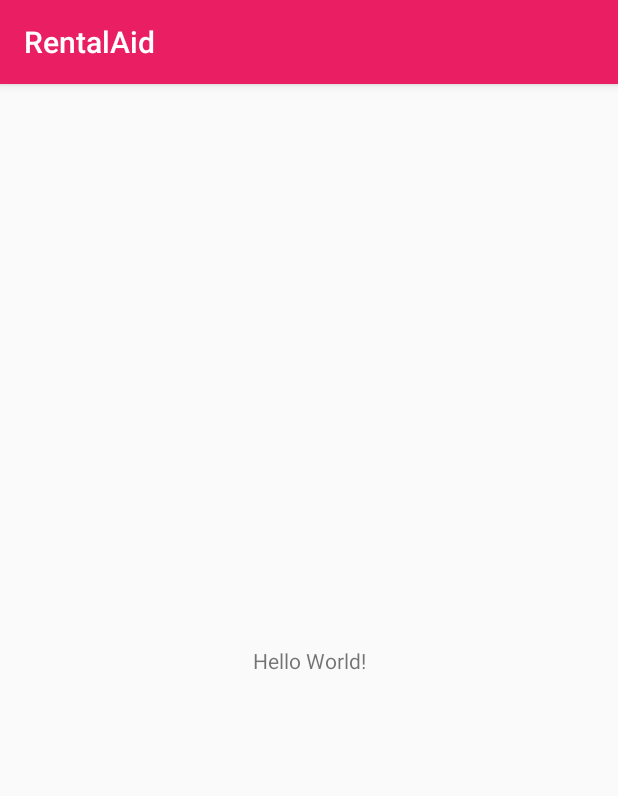
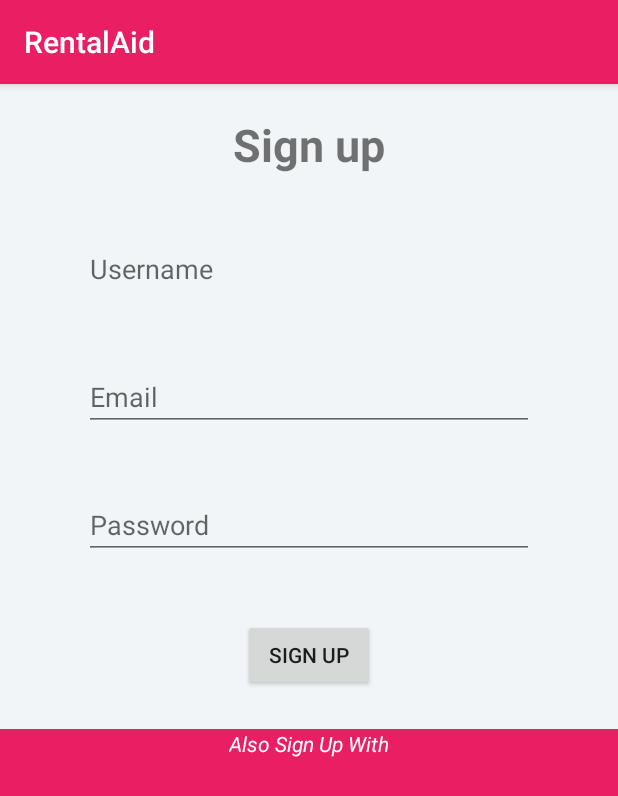
Before and after one commit to nsuspring2019cse299sec8/Group5, an Android app: the screen it shows after launch (sign_up_acitivity), on a phone screen of 412 x 824 dp. Shown: the top 796 px of the screen. Run offline under Robolectric (Android 15) with nearby library versions, the phone set to English and light mode, and no system bars.

Commit message:
sign up ui design with xml

```diff
--- a/RentalAid/app/src/main/res/layout/activity_sign_up_acitivity.xml
+++ b/RentalAid/app/src/main/res/layout/activity_sign_up_acitivity.xml
@@ -1,18 +1,73 @@
 <?xml version="1.0" encoding="utf-8"?>
-<android.support.constraint.ConstraintLayout xmlns:android="http://schemas.android.com/apk/res/android"
+<LinearLayout xmlns:android="http://schemas.android.com/apk/res/android"
     xmlns:app="http://schemas.android.com/apk/res-auto"
     xmlns:tools="http://schemas.android.com/tools"
     android:layout_width="match_parent"
     android:layout_height="match_parent"
-    tools:context=".sign_up_acitivity">
+    tools:context=".sign_up_acitivity"
+    android:orientation="vertical"
+    android:background="@color/azure">
 
+
+
+    <LinearLayout
+        android:orientation="vertical"
+        android:layout_width="match_parent"
+        android:layout_height="match_parent">
     <TextView
+        android:layout_marginTop="20dp"
         android:layout_width="wrap_content"
         android:layout_height="wrap_content"
-        android:text="Hello World!"
+        android:text="Sign up"
+        android:textSize="30sp"
+        android:textStyle="bold"
+        android:layout_gravity="center_horizontal"
         app:layout_constraintBottom_toBottomOf="parent"
         app:layout_constraintLeft_toLeftOf="parent"
         app:layout_constraintRight_toRightOf="parent"
         app:layout_constraintTop_toTopOf="parent" />
+    <EditText
+        android:hint="Username"
+        android:layout_marginTop="40dp"
+        android:layout_width="300dp"
+        android:layout_height="wrap_content"
+        android:layout_gravity="center_horizontal" />
+        <EditText
+            android:hint="Email"
+            android:layout_marginTop="40dp"
+            android:layout_width="300dp"
+            android:layout_height="wrap_content"
+            android:layout_gravity="center_horizontal"/>
 
-</android.support.constraint.ConstraintLayout>
+        <EditText
+            android:hint="Password"
+            android:layout_marginTop="40dp"
+            android:layout_width="300dp"
+            android:layout_height="wrap_content"
+            android:layout_gravity="center_horizontal"/>
+
+        <Button
+            android:text="Sign up"
+            android:layout_width="wrap_content"
+            android:layout_height="wrap_content"
+            android:layout_gravity="center_horizontal"
+            android:layout_marginTop="40dp" />
+        <LinearLayout
+            android:layout_marginTop="25dp"
+            android:background="@color/colorPrimary"
+            android:orientation="vertical"
+            android:layout_width="match_parent"
+            android:layout_height="match_parent">
+            <TextView
+                android:text="Also Sign Up With"
+                android:layout_gravity="center_horizontal"
+                android:textColor="@color/white"
+                android:textsize="30sp"
+                android:textStyle="italic"
+                android:layout_width="wrap_content"
+                android:layout_height="wrap_content" />
+        </LinearLayout>
+
+    </LinearLayout>
+
+</LinearLayout>
--- a/RentalAid/app/src/main/res/values/colors.xml
+++ b/RentalAid/app/src/main/res/values/colors.xml
@@ -3,6 +3,7 @@
     <color name="colorPrimary">#E91E63</color>
     <color name="colorPrimaryDark">#D81B60</color>
     <color name="colorAccent">#f1f5f8</color>
+    <color name="azure">#f1f5f8</color>
     <color name="white">#ffffff</color>
 
     </resources>
```
